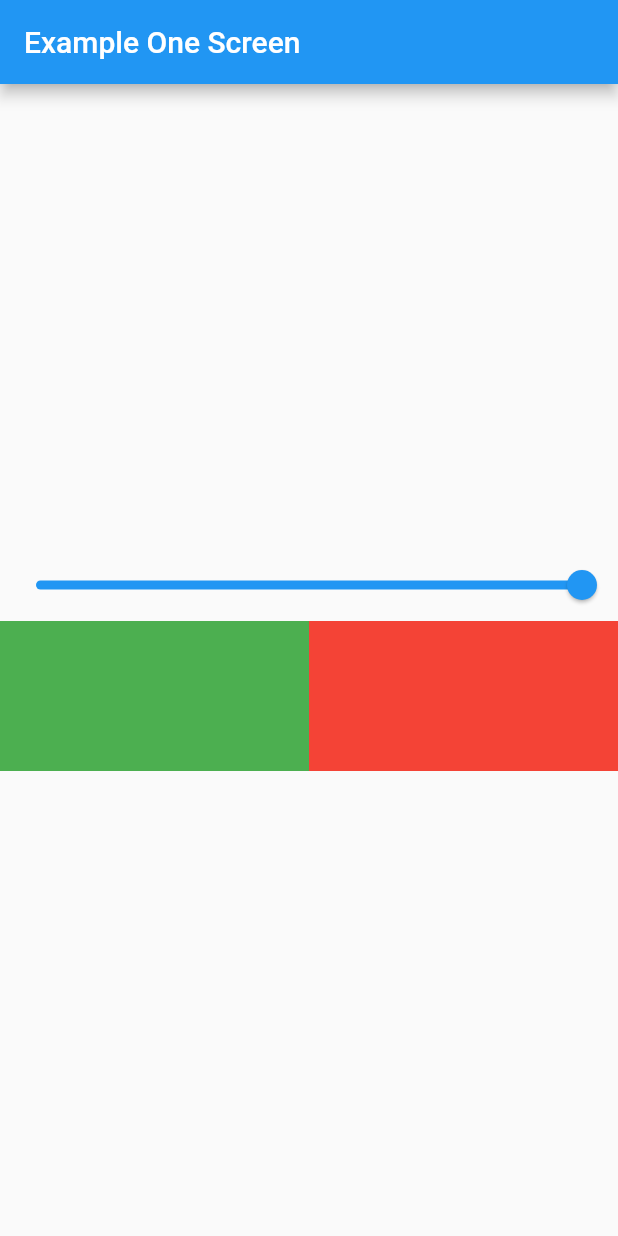
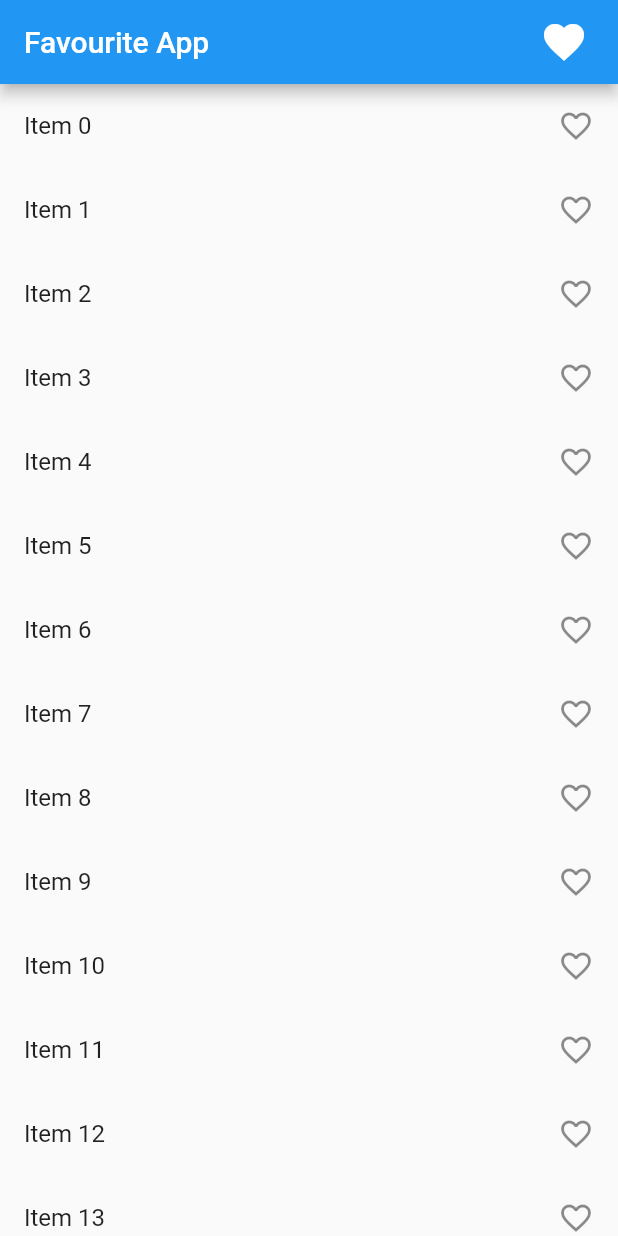
Before and after one commit to huzaifak08/Flutter-Provider-State, a Flutter app: the screen it shows after launch, on a phone screen of 412 x 824 dp. Run offline on Flutter 3.47's test engine with Material 2 defaults, Android fonts, the phone set to English and light mode, and no system bars.

Commit message:
Favourite App using Provider

```diff
--- a/lib/main.dart
+++ b/lib/main.dart
@@ -2,8 +2,10 @@ import 'package:flutter/material.dart';
 import 'package:provider/provider.dart';
 import 'package:provider_state/provider/count_provider.dart';
 import 'package:provider_state/provider/exampleOne_provider.dart';
+import 'package:provider_state/provider/favourite_provider.dart';
 import 'package:provider_state/screens/counter_example.dart';
 import 'package:provider_state/screens/example_one.dart';
+import 'package:provider_state/screens/favourite/favourite_screen.dart';
 import 'package:provider_state/statefull_widget.dart';
 import 'package:provider_state/stateless_widget.dart';
 
@@ -19,13 +21,14 @@ class MyApp extends StatelessWidget {
       providers: [
         ChangeNotifierProvider(create: (_) => CountProvider()),
         ChangeNotifierProvider(create: (_) => ExampleOneProvider()),
+        ChangeNotifierProvider(create: (_) => FavouriteProvider()),
       ],
       child: MaterialApp(
         title: 'Flutter Demo',
         theme: ThemeData(
           primarySwatch: Colors.blue,
         ),
-        home: ExampleOne(),
+        home: FavouriteScreen(),
       ),
     );
   }
--- /dev/null
+++ b/lib/provider/favourite_provider.dart
@@ -0,0 +1,21 @@
+import 'package:flutter/foundation.dart';
+
+class FavouriteProvider with ChangeNotifier {
+  List<int> _selectedItem = [];
+
+  List<int> get selectedItem => _selectedItem;
+
+  // Add Item in Favourite:
+
+  void addItem(int value) {
+    _selectedItem.add(value);
+    notifyListeners();
+  }
+
+  // Remove Item from Favourite:
+
+  void removeItem(int value) {
+    _selectedItem.remove(value);
+    notifyListeners();
+  }
+}
--- /dev/null
+++ b/lib/screens/favourite/favourite_screen.dart
@@ -0,0 +1,68 @@
+import 'package:flutter/material.dart';
+import 'package:provider/provider.dart';
+import 'package:provider_state/provider/favourite_provider.dart';
+import 'package:provider_state/screens/favourite/myfavourite.dart';
+
+class FavouriteScreen extends StatefulWidget {
+  const FavouriteScreen({super.key});
+
+  @override
+  State<FavouriteScreen> createState() => _FavouriteScreenState();
+}
+
+class _FavouriteScreenState extends State<FavouriteScreen> {
+  // List<int> selectedItem = [];
+  @override
+  Widget build(BuildContext context) {
+    // final favouriteProvider = Provider.of<FavouriteProvider>(context);
+    print('build');
+    return Scaffold(
+      appBar: AppBar(
+        title: const Text('Favourite App'),
+        actions: [
+          InkWell(
+            child: Icon(Icons.favorite, size: 32),
+            onTap: () {
+              Navigator.push(
+                  context,
+                  MaterialPageRoute(
+                    builder: (context) => MyFavouriteScreen(),
+                  ));
+            },
+          ),
+          SizedBox(width: 20),
+        ],
+      ),
+      body: Column(
+        children: [
+          Expanded(
+            child: ListView.builder(
+              itemCount: 20,
+              itemBuilder: (context, index) {
+                return Consumer<FavouriteProvider>(
+                  builder: (context, value, child) {
+                    return ListTile(
+                      title: Text('Item ${index.toString()}'),
+                      trailing: Icon(value.selectedItem.contains(index)
+                          ? Icons.favorite
+                          : Icons.favorite_border_outlined),
+                      onTap: () {
+                        // Provider used mostly here.
+
+                        if (value.selectedItem.contains(index)) {
+                          value.removeItem(index);
+                        } else {
+                          value.addItem(index);
+                        }
+                      },
+                    );
+                  },
+                );
+              },
+            ),
+          )
+        ],
+      ),
+    );
+  }
+}
```
Also changed, not shown: lib/screens/favourite/myfavourite.dart (added, +67 -0 lines).
